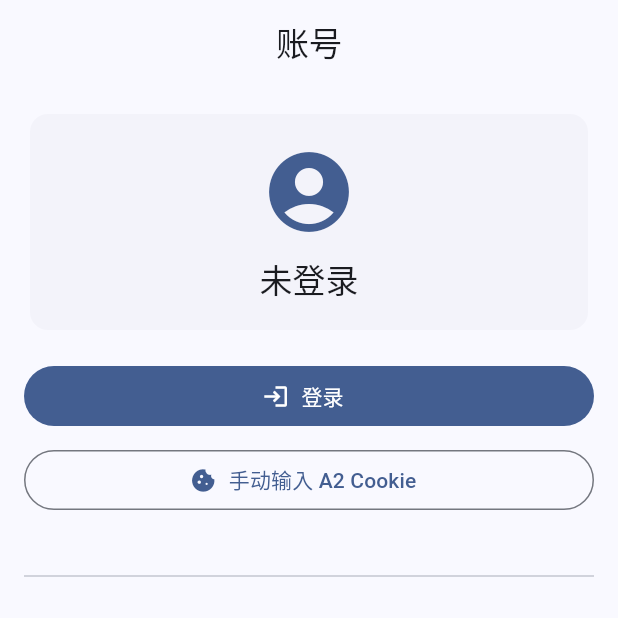
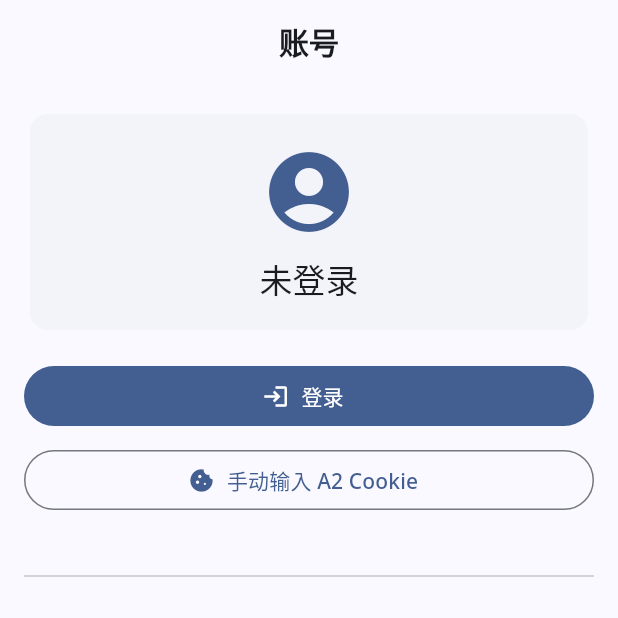
Before and after one commit to Li-Qifeng/fluxex, a Flutter app: the screen it shows after launch, item 4 of the bottom bar chosen, on a phone screen of 412 x 824 dp, the top half of it. Run offline on Flutter 3.47's test engine with Material 3 defaults, Android fonts, the phone set to English and light mode, and no system bars; drawn by our look-alikes of dynamic_color; our stand-ins replace cached_network_image, cookie_jar, dio, dio_cookie_manager, emoji_picker_flutter, file_picker and 11 more; missing offline and left inert: flutter_displaymode, flutter_inappwebview; accounts and stored records are empty; network calls fail.

Commit message:
feat: Google Fonts 字体 + Android 高刷新率
- 全局应用 Noto Sans 字体（通过 google_fonts）
- AppBar 标题统一样式
- Android 启动时自动启用最高刷新率（flutter_displaymode）

```diff
--- a/lib/app.dart
+++ b/lib/app.dart
@@ -1,7 +1,10 @@
 import 'package:dynamic_color/dynamic_color.dart';
 import 'package:flutter/material.dart';
+import 'package:flutter/services.dart';
+import 'package:flutter_displaymode/flutter_displaymode.dart';
 import 'package:flutter_riverpod/flutter_riverpod.dart';
 import 'package:go_router/go_router.dart';
+import 'package:google_fonts/google_fonts.dart';
 import 'package:phosphor_flutter/phosphor_flutter.dart';
 import 'providers/notification_provider.dart';
 import 'providers/settings_provider.dart';
@@ -115,11 +118,30 @@ final appRouter = GoRouter(
   ],
 );
 
-class V2exApp extends ConsumerWidget {
+class V2exApp extends ConsumerStatefulWidget {
   const V2exApp({super.key});
 
+  @override
+  ConsumerState<V2exApp> createState() => _V2exAppState();
+}
+
+class _V2exAppState extends ConsumerState<V2exApp> {
+  @override
+  void initState() {
+    super.initState();
+    _setHighRefreshRate();
+  }
+
+  Future<void> _setHighRefreshRate() async {
+    try {
+      await FlutterDisplayMode.setHighRefreshRate();
+    } catch (_) {
+      // Ignore on non-Android platforms
+    }
+  }
+
   ThemeData _buildTheme(ColorScheme colorScheme) {
-    return ThemeData(
+    final base = ThemeData(
       colorScheme: colorScheme,
       useMaterial3: true,
       cardTheme: CardTheme(
@@ -134,10 +156,21 @@ class V2exApp extends ConsumerWidget {
         scrolledUnderElevation: 0.5,
       ),
     );
+    final textTheme = GoogleFonts.notoSansTextTheme(base.textTheme);
+    return base.copyWith(
+      textTheme: textTheme,
+      appBarTheme: base.appBarTheme.copyWith(
+        titleTextStyle: GoogleFonts.notoSans(
+          fontSize: 20,
+          fontWeight: FontWeight.w600,
+          color: colorScheme.onSurface,
+        ),
+      ),
+    );
   }
 
   @override
-  Widget build(BuildContext context, WidgetRef ref) {
+  Widget build(BuildContext context) {
     final settings = ref.watch(settingsProvider);
 
     return DynamicColorBuilder(
--- a/pubspec.yaml
+++ b/pubspec.yaml
@@ -34,7 +34,8 @@ dependencies:
   cross_file: ^0.3.4+2
   phosphor_flutter: ^2.1.0
   emoji_picker_flutter: 4.0.0
-  google_fonts: ^6.0.0
+  google_fonts: ^6.2.1
+  flutter_displaymode: ^0.6.0
 
 dev_dependencies:
   flutter_test:
```
Also changed, not shown: pubspec.lock.
